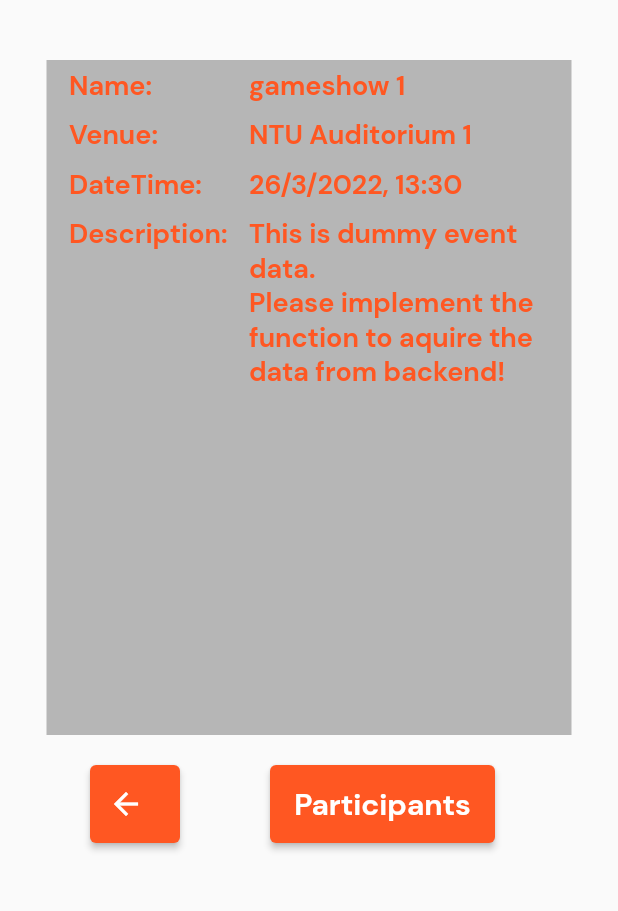
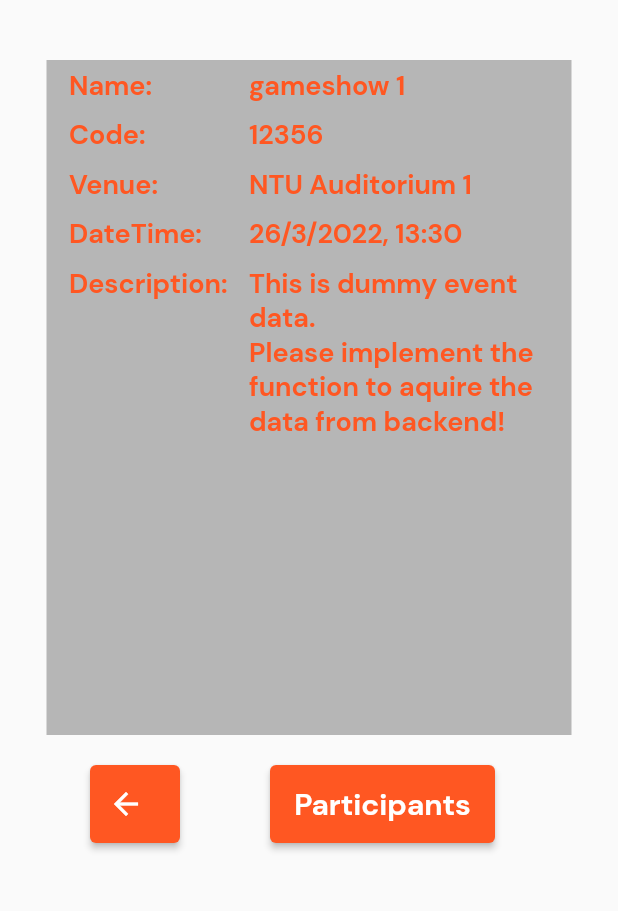
Before and after one commit to fanlit/cz3002_iattend, a Flutter app: the ProfilePageState screen opened directly, after a tap on "Organized", on a phone screen of 412 x 824 dp, the part 153-1064 px from its top. Run offline on Flutter 3.47's test engine with Material 2 defaults, Android fonts, the phone set to English and light mode, and no system bars; our stand-ins replace camera, cloud_firestore, firebase_auth, firebase_core, get_it, logger; missing offline and left inert: google_ml_kit, tflite_flutter; accounts and stored records are empty.

Commit message:
changelog: 1) added venue and creatorEmail to event.dart and added supporting code to EventDataService.dart 2) Added a small function to AuthenticationService.dart to retrieve user email 3) Completed frontend to backend code for creating new events in OrganiseEvent.dart

```diff
--- a/lib/HomePage.dart
+++ b/lib/HomePage.dart
@@ -6,18 +6,20 @@ import 'package:flutter/material.dart';
 import 'OrganiseEvent.dart';
 import 'Services/AuthenticationService.dart';
 import 'Widget/ProfilePictureWidget.dart';
+import 'globalenv.dart';
 
 
 class HomePage extends StatelessWidget {
   // HomePage({Key? key, required String this.username}) : super(key: key);
   HomePage({Key? key}) : super(key: key);
   final AuthenticationService _auth = AuthenticationService();
-  String username = '';
+  // String username = '';
 
 
   @override
   Widget build(BuildContext context) {
     username = _auth.getCurrentDisplayName().toString();
+    email = _auth.getCurrentDisplayEmail().toString();
     return Scaffold(
       body: Column(
         children: <Widget>[
--- a/lib/LoginPage.dart
+++ b/lib/LoginPage.dart
@@ -115,7 +115,6 @@ class _LoginPageStateState extends State<LoginPageState> {
                                                   height: 52.0,
                                                   child: ElevatedButton(
                                                       onPressed: () async {
-                                                        // Navigator.push(context, MaterialPageRoute(builder: (context) => HomePage(username: 'tim',)));
                                                         if (_formKey.currentState!.validate()) {
                                                           dynamic result = await _auth.signInWithEmailAndPassword(email, password);
                                                           if (result == null) {
@@ -126,8 +125,7 @@ class _LoginPageStateState extends State<LoginPageState> {
                                                             Navigator.pop(context, false);
                                                           }
                                                         }
-                                                      }, // TODO: Implement email and password checking function and create Homepage
-
+                                                      },
                                                       child: const Text(
                                                         'Login',
                                                         style: TextStyle(fontSize: 30, fontFamily: 'DMSans'),
--- a/lib/Models/event.dart
+++ b/lib/Models/event.dart
@@ -1,11 +1,16 @@
 class Event
 {
   final String eventName;
+  final String venue;
   final String creator;
+  final String creatorEmail;
   final String description;
   final String joiningCode;
   final DateTime start;
   final DateTime end;
 
-  Event(this.eventName, this.creator, this.description, this.joiningCode, this.start, this.end);
+  Event(this.eventName, this.venue, this.creator, this.creatorEmail, this.description, this.joiningCode, this.start, this.end);
+
+  String geteventName(){return eventName;}
+
 }
--- a/lib/OrganiserEventAttendeePage.dart
+++ b/lib/OrganiserEventAttendeePage.dart
@@ -1,5 +1,4 @@
 import 'package:flutter/material.dart';
-import 'Services/AuthenticationService.dart';
 import 'Templates.dart';
 import 'globalenv.dart';
 
@@ -73,7 +72,7 @@ class _OrganiserEventAttendeePageState extends State<OrganiserEventAttendeePage>
                                             )
                                           ],
                                         ),
-                                        templatemkr.PopulateItems(),
+                                        templatemkr.PopulateEventAttendees(),
                                       ])),
                               Container(
                                   height: 100,
--- a/lib/OrganiserEventInfoPage.dart
+++ b/lib/OrganiserEventInfoPage.dart
@@ -3,14 +3,8 @@ import 'OrganiserEventAttendeePage.dart';
 import 'Templates.dart';
 import 'globalenv.dart';
 
-class OrganiserEventInfoPage extends StatefulWidget{
-  const OrganiserEventInfoPage({Key? key}) : super(key: key);
 
-  @override
-  State<StatefulWidget> createState() => _OrganiserEventInfoPageState();
-}
-
-class _OrganiserEventInfoPageState extends State<OrganiserEventInfoPage>{
+class OrganiserEventInfoPageState extends StatelessWidget{
   TemplateMaker templatemkr = TemplateMaker();
   var eventName = "gameshow 1"; //dummy data
   // TODO: pass event name from profile page to here
--- a/lib/ProfilePage.dart
+++ b/lib/ProfilePage.dart
@@ -1,5 +1,3 @@
-import 'package:cz3002_iattend/Models/attendance.dart';
-import 'package:cz3002_iattend/Services/DatabaseServices/AttendanceDataService.dart';
 import 'package:flutter/material.dart';
 import 'Templates.dart';
 import 'globalenv.dart';
@@ -46,7 +44,7 @@ class ProfilePageState extends StatelessWidget {
                                   children:<Widget>[
                                       ProfilePicture(),
                                       Text(username,  // to be changed to fetching of username
-                                      style: TextStyle(
+                                      style: const TextStyle(
                                           fontSize: 26,
                                           color: Colors.deepOrange,
                                           fontFamily: 'DMSans',
@@ -62,7 +60,7 @@ class ProfilePageState extends StatelessWidget {
                                     SizedBox(
                                               width: 150,
                                               child: ElevatedButton(
-                                                  onPressed: () {Navigator.push(context, MaterialPageRoute(builder: (context) => OrganiserEventInfoPage()));}, // TODO: show organized events
+                                                  onPressed: () {Navigator.push(context, MaterialPageRoute(builder: (context) => OrganiserEventInfoPageState()));}, // TODO: show organized events
                                                   child: const Text(
                                                     'Organized',
                                                     style: TextStyle(fontSize: 15, fontFamily: 'DMSans'),
--- a/lib/Services/AuthenticationService.dart
+++ b/lib/Services/AuthenticationService.dart
@@ -1,4 +1,4 @@
-import 'package:cz3002_iattend/Models/iAttendUser.dart';
+// import 'package:cz3002_iattend/Models/iAttendUser.dart';
 import 'package:firebase_auth/firebase_auth.dart';
 
 class AuthenticationService{
@@ -58,4 +58,7 @@ class AuthenticationService{
   String? getCurrentDisplayName() {
     return _auth.currentUser!.displayName;
   }
+  String? getCurrentDisplayEmail(){
+    return _auth.currentUser!.email;
+  }
 }
--- a/lib/Templates.dart
+++ b/lib/Templates.dart
@@ -1,6 +1,4 @@
 import 'package:flutter/material.dart';
-import 'Services/DatabaseServices/EventDataService.dart';
-import 'Models/event.dart';
 import 'globalenv.dart';
 
 class TemplateMaker {
@@ -132,7 +130,7 @@ class TemplateMaker {
         ]);
   }
 
-  Container PopulateItems() {
+  Container PopulateEventAttendees() {
     // 1 = PopulateAttendee, 2 = Populate Organised, 3= Populate Organised
     // Dummy data
     var attendees = [
@@ -163,14 +161,9 @@ class TemplateMaker {
 
   Container EventDetailsContainer(var eventCode) {
     //Dummy data
-    var eventDetails = [
-      ["gameshow 1", "NTU Auditorium 1", "26/3/2022, 13:30", "This is dummy event data.\nPlease implement the function to aquire the data from backend!"],
-      ["gameshow 2", "NTU Auditorium 2", "27/3/2022, 13:40", "This is dummy event data.\nPlease implement the function to aquire the data from backend!!"],
-      ["gameshow 3", "NTU Auditorium 3", "28/3/2022, 13:50", "This is dummy event data.\nPlease implement the function to aquire the data from backend!!!"]
-    ];
+    var eventDetails = ["gameshow 1", "NTU Auditorium 1", "26/3/2022, 13:30", "This is dummy event data.\nPlease implement the function to aquire the data from backend!", "12356"];
 
 
-    // TODO: Implement EventCode generator. For now, code line below not to be used until event creation works
     // EventDataService eventserver = EventDataService(eventCode);
     // Can return as a list similar to the above?
     // Event eventDetails = eventserver.getEventById(eventCode) as Event;
@@ -200,7 +193,29 @@ class TemplateMaker {
                                       fontWeight: FontWeight.bold))),
 
                               // Display event name here!
-                              Expanded(child: Text(eventDetails[0][0],
+                              Expanded(child: Text(eventDetails[0],
+                                  style: const TextStyle(
+                                      fontSize: 18,
+                                      color: Colors.deepOrange,
+                                      fontFamily: 'DMSans',
+                                      fontWeight: FontWeight.bold))),
+                            ],
+                          ),
+
+                          const SizedBox(height: 10),
+
+                          Row(
+                            mainAxisAlignment: MainAxisAlignment.start,
+                            children: <Widget>[
+                              const SizedBox(width: 120, child: Text("Code: ",
+                                  style: TextStyle(
+                                      fontSize: 18,
+                                      color: Colors.deepOrange,
+                                      fontFamily: 'DMSans',
+                                      fontWeight: FontWeight.bold))),
+
+                              // Display Venue name here!
+                              Expanded(child: Text(eventDetails[4],
                                   style: const TextStyle(
                                       fontSize: 18,
                                       color: Colors.deepOrange,
@@ -223,7 +238,7 @@ class TemplateMaker {
                                       fontWeight: FontWeight.bold))),
 
                               // Display Venue name here!
-                              Expanded(child: Text(eventDetails[0][1],
+                              Expanded(child: Text(eventDetails[1],
                                   style: const TextStyle(
                                       fontSize: 18,
                                       color: Colors.deepOrange,
@@ -246,7 +261,7 @@ class TemplateMaker {
                                       fontWeight: FontWeight.bold))),
 
                               // Display event date here!
-                              Expanded(child: Text(eventDetails[0][2],
+                              Expanded(child: Text(eventDetails[2],
                                   style: const TextStyle(
                                       fontSize: 18,
                                       color: Colors.deepOrange,
@@ -270,7 +285,7 @@ class TemplateMaker {
                                       fontWeight: FontWeight.bold))),
 
                               // Display Description here!
-                              Expanded(child: Text(eventDetails[0][3],
+                              Expanded(child: Text(eventDetails[3],
                                   style: const TextStyle(
                                       fontSize: 18,
                                       color: Colors.deepOrange,
@@ -280,4 +295,31 @@ class TemplateMaker {
                           ),
                 ])))));
   }
+
+  Future<void> registeredDialog(BuildContext context) async {
+    return showDialog<void>(
+      context: context,
+      barrierDismissible: false, // user must tap button!
+      builder: (BuildContext context) {
+        return AlertDialog(
+          title: const Text('Registered Title'),
+          content: SingleChildScrollView(
+            child: ListBody(
+              children: const <Widget>[
+                Text('Thank you for registering an Event!'),
+              ],
+            ),
+          ),
+          actions: <Widget>[
+            TextButton(
+              child: const Text('OK'),
+              onPressed: () {
+                Navigator.of(context).pop();
+              },
+            ),
+          ],
+        );
+      },
+    );
+  }
 }
--- a/lib/globalenv.dart
+++ b/lib/globalenv.dart
@@ -7,3 +7,5 @@ double toppadding = 0;
 late List predictedData;
 late List userFaceArray;
 String applicationDirectory = "";
+String username = "";
+String email = "";
```
Also changed, not shown: lib/OrganiseEvent.dart (+46 -24 lines), lib/Services/DatabaseServices/EventDataService.dart (+28 -5 lines), lib/Services/EventRegistrationService.dart (added, +25 -0 lines), lib/listView.dart (+15 -1 lines).
